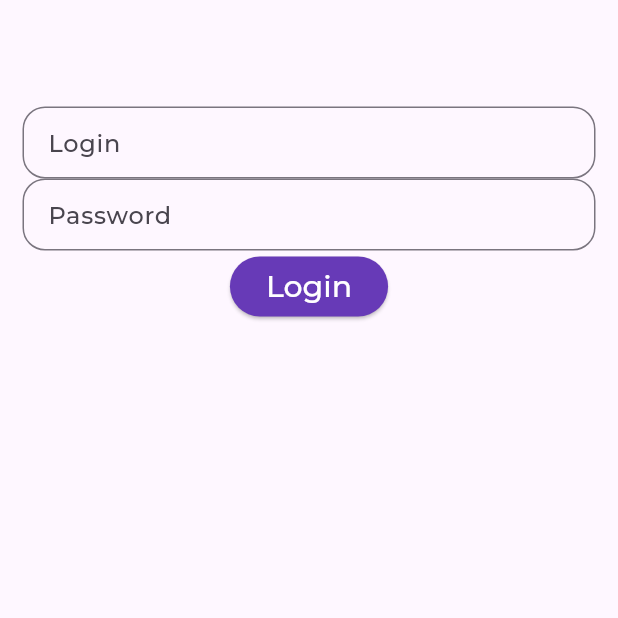
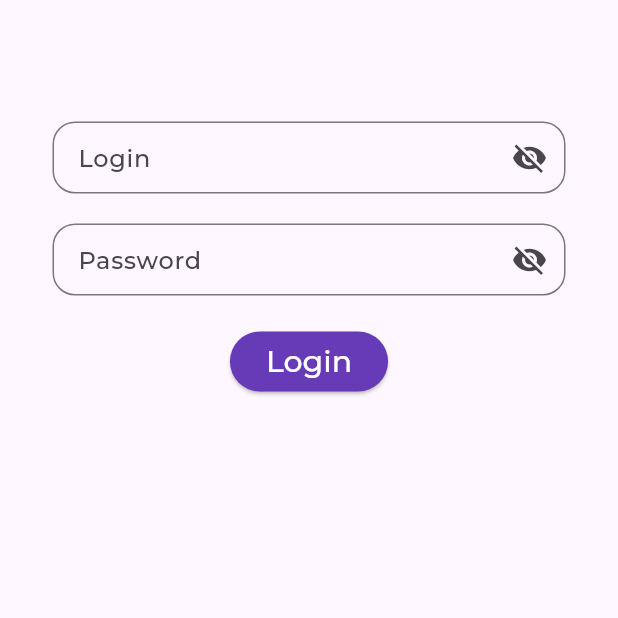
Before and after one commit to nialegu/osnova, a Flutter app: the screen it shows after launch, on a phone screen of 412 x 824 dp, the top half of it. Run offline on Flutter 3.47's test engine with Material 3 defaults, Android fonts, the phone set to English and light mode, and no system bars; our stand-ins replace drift, get_it, go_router, shared_preferences; accounts and stored records are empty; generated files the repository leaves out were written again.

Commit message:
login screen layout

```diff
--- a/lib/ui/core/routing/login_route.dart
+++ b/lib/ui/core/routing/login_route.dart
@@ -6,6 +6,6 @@ final loginRoute =
   GoRoute(
     path: "/login",
     name: "Login",
-    builder: (context, state) => const LoginScreen(),
+    builder: (context, state) => LoginScreen(),
   ),
 ]);
--- a/lib/ui/core/widgets/string_input_field.dart
+++ b/lib/ui/core/widgets/string_input_field.dart
@@ -1,28 +1,41 @@
 import 'package:flutter/material.dart';
 
-class StringInputField extends StatelessWidget {
-  StringInputField(
-      {super.key,
-      required this.hintText,
-      required this.labelText,
-      this.initialValue});
+class StringInputField extends StatefulWidget {
+  const StringInputField({
+    super.key,
+    required this.hintText,
+    required this.labelText,
+    this.textController,
+  });
 
   final String hintText;
   final String labelText;
+  final TextEditingController? textController;
 
-  final String? initialValue;
+  @override
+  StateStringInputField createState() => StateStringInputField();
+}
 
-  final _textController = TextEditingController();
+class StateStringInputField extends State<StringInputField> {
+  bool isObscure = true;
 
   @override
   Widget build(BuildContext context) {
-    _textController.text = initialValue ?? "";
     return TextFormField(
-      controller: _textController,
+      controller: widget.textController,
       style: Theme.of(context).textTheme.displayMedium,
+      obscureText: isObscure,
       decoration: InputDecoration(
-          hintText: hintText,
-          labelText: labelText,
+          hintText: widget.hintText,
+          labelText: widget.labelText,
+          suffixIcon: IconButton(
+            icon: Icon(isObscure ? Icons.visibility_off : Icons.visibility),
+            onPressed: () {
+              setState(() {
+                isObscure = !isObscure;
+              });
+            },
+          ),
           border: OutlineInputBorder(
             gapPadding: 5,
             borderRadius: BorderRadius.circular(15),
--- a/lib/ui/features/login/login_screen.dart
+++ b/lib/ui/features/login/login_screen.dart
@@ -6,7 +6,10 @@ import '/ui/core/widgets/string_input_field.dart';
 import '../../../generated/l10n.dart';
 
 class LoginScreen extends StatelessWidget {
-  const LoginScreen({super.key});
+  LoginScreen({super.key});
+
+  final _loginController = TextEditingController();
+  final _passwordController = TextEditingController();
 
   @override
   Widget build(BuildContext context) {
@@ -20,10 +23,12 @@ class LoginScreen extends StatelessWidget {
               StringInputField(
                 hintText: S.of(context).enterLogin,
                 labelText: S.of(context).login,
+                textController: _loginController,
               ),
               StringInputField(
                 hintText: S.of(context).enterPassword,
                 labelText: S.of(context).password,
+                textController: _passwordController,
               ),
               ElevatedButton(
                 onPressed: () => context.go("/home"),
@@ -32,7 +37,15 @@ class LoginScreen extends StatelessWidget {
                   S.of(context).login,
                 ),
               )
-            ],
+            ]
+                .map((e) => Padding(
+                      padding: const EdgeInsets.symmetric(
+                        horizontal: 20,
+                        vertical: 10,
+                      ),
+                      child: e,
+                    ))
+                .toList(),
           ),
         ),
       ),
```
